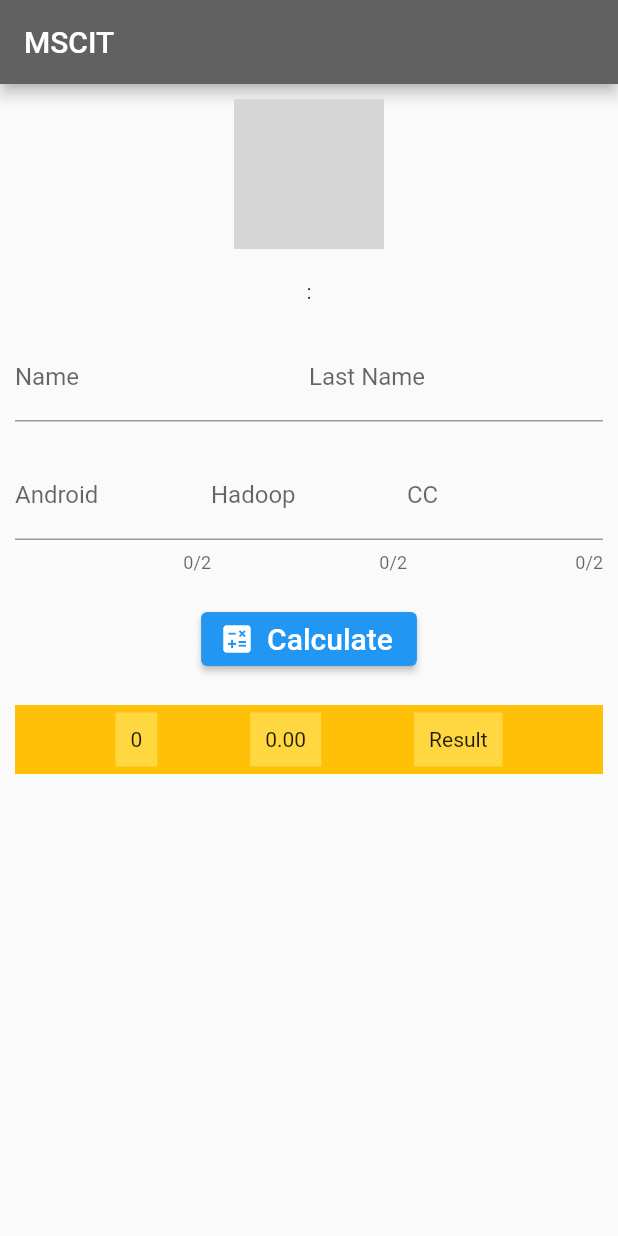
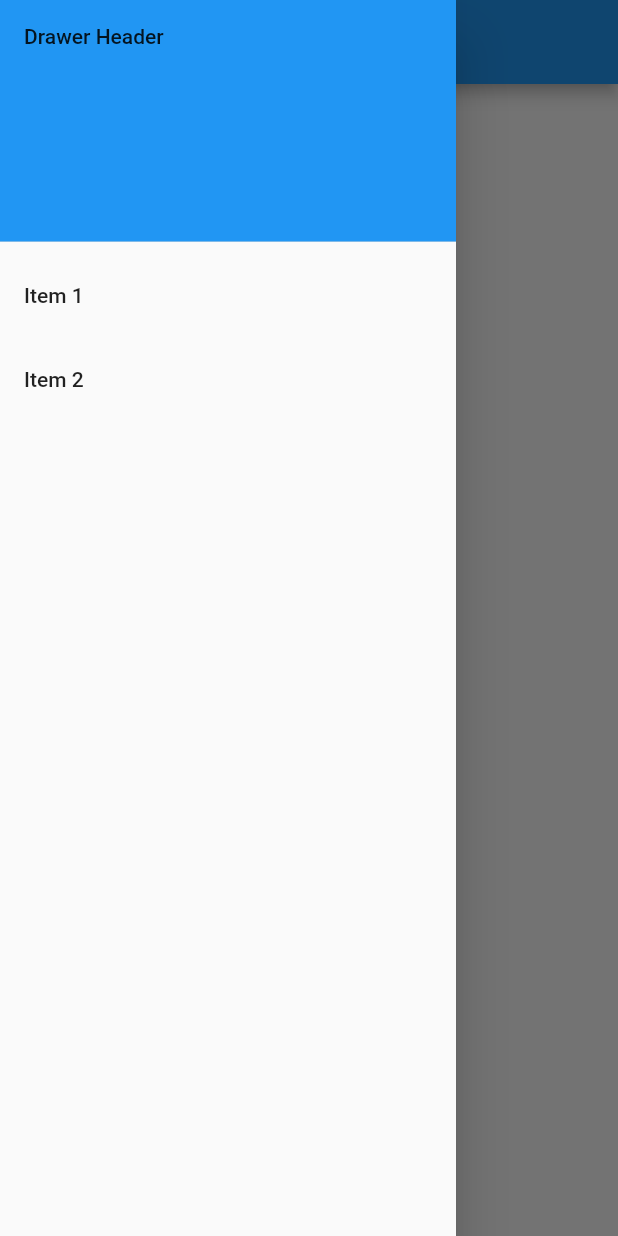
Before and after one commit to hardikchavda/fluttermarksheet, a Flutter app: the screen it shows after launch, with the side drawer open (before the commit the screen has no drawer), on a phone screen of 412 x 824 dp. Run offline on Flutter 3.47's test engine with Material 2 defaults, Android fonts, the phone set to English and light mode, and no system bars; grey boxes are pictures that could not be loaded.

Commit message:
Added Navigation Drawer

```diff
--- /dev/null
+++ b/lib/home.dart
@@ -0,0 +1,66 @@
+import 'package:flutter/material.dart';
+import 'package:myapp/marksheet.dart';
+
+void main() => runApp(const HomeApp());
+
+class HomeApp extends StatelessWidget {
+  const HomeApp({Key? key}) : super(key: key);
+
+  static const appTitle = 'Drawer Demo';
+
+  @override
+  Widget build(BuildContext context) {
+    return const MaterialApp(
+      title: appTitle,
+      home: MyHomePage(title: appTitle),
+    );
+  }
+}
+
+class MyHomePage extends StatelessWidget {
+  const MyHomePage({Key? key, required this.title}) : super(key: key);
+
+  final String title;
+
+  @override
+  Widget build(BuildContext context) {
+    return Scaffold(
+      appBar: AppBar(title: Text(title)),
+      body: const Center(
+        child: Text('My Page!'),
+      ),
+      drawer: Drawer(
+        // Add a ListView to the drawer. This ensures the user can scroll
+        // through the options in the drawer if there isn't enough vertical
+        // space to fit everything.
+        child: ListView(
+          // Important: Remove any padding from the ListView.
+          padding: EdgeInsets.zero,
+          children: [
+            const DrawerHeader(
+              decoration: BoxDecoration(
+                color: Colors.blue,
+              ),
+              child: Text('Drawer Header'),
+            ),
+            ListTile(
+              title: const Text('Item 1'),
+              onTap: () {
+                //  Navigator.pushReplacementNamed(context, ),
+              },
+            ),
+            ListTile(
+              title: const Text('Item 2'),
+              onTap: () {
+                // Update the state of the app
+                // ...
+                // Then close the drawer
+                Navigator.pop(context);
+              },
+            ),
+          ],
+        ),
+      ),
+    );
+  }
+}
--- a/lib/main.dart
+++ b/lib/marksheet.dart
@@ -1,16 +1,14 @@
 import 'package:flutter/material.dart';
 import 'package:flutter/services.dart';
 
-void main() => runApp(const MaterialApp(home: MyHome()));
-
-class MyHome extends StatefulWidget {
-  const MyHome({Key? key}) : super(key: key);
+class MarkSheet extends StatefulWidget {
+  const MarkSheet({Key? key}) : super(key: key);
 
   @override
-  State<MyHome> createState() => _MyHomeState();
+  State<MarkSheet> createState() => _MarkSheetState();
 }
 
-class _MyHomeState extends State<MyHome> {
+class _MarkSheetState extends State<MarkSheet> {
   late TextEditingController _controller, _controller2, _m1, _m2, _m3;
   int total = 0;
   double percentage = 0.0;
```
Also changed, not shown: lib/login.dart (added, +116 -0 lines).
